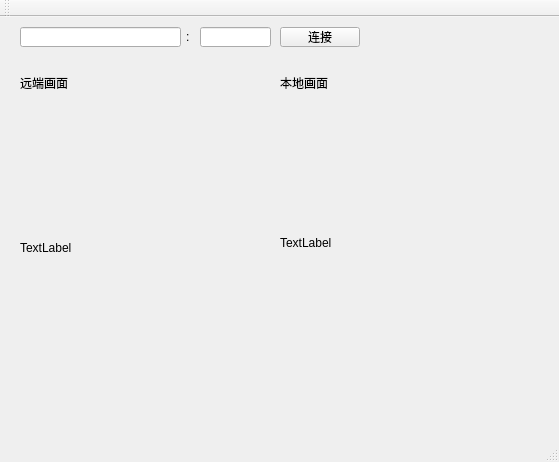
This is qt_test_driver/QtTestDriver/QtTestDriver.ui in HuntCode/webrtc as Qt 5 draws it before an edit. The edited form follows.
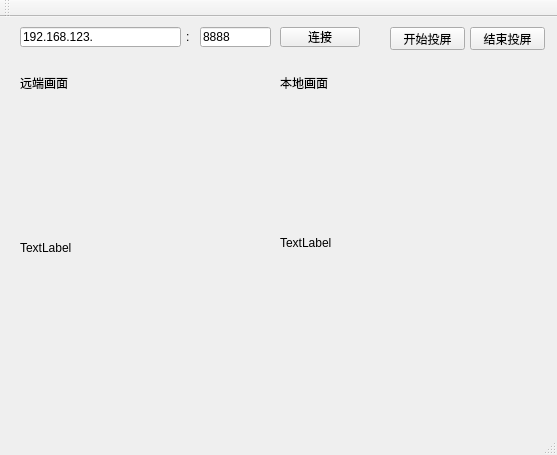
This is the edited form.

Commit message: [QtTestDriver] 1.添加信令处理

Patch:
```diff
--- a/qt_test_driver/QtTestDriver/QtTestDriver.ui
+++ b/qt_test_driver/QtTestDriver/QtTestDriver.ui
@@ -6,8 +6,8 @@
    <rect>
     <x>0</x>
     <y>0</y>
-    <width>559</width>
-    <height>462</height>
+    <width>557</width>
+    <height>455</height>
    </rect>
   </property>
   <property name="windowTitle">
@@ -23,6 +23,9 @@
       <height>20</height>
      </rect>
     </property>
+    <property name="text">
+     <string>192.168.123.</string>
+    </property>
    </widget>
    <widget class="QLineEdit" name="lineEdit_port">
     <property name="geometry">
@@ -33,6 +36,9 @@
       <height>20</height>
      </rect>
     </property>
+    <property name="text">
+     <string>8888</string>
+    </property>
    </widget>
    <widget class="QPushButton" name="pushButton_connect">
     <property name="geometry">
@@ -112,6 +118,32 @@
      <string>:</string>
     </property>
    </widget>
+   <widget class="QPushButton" name="pushButton_startPush">
+    <property name="geometry">
+     <rect>
+      <x>390</x>
+      <y>10</y>
+      <width>75</width>
+      <height>23</height>
+     </rect>
+    </property>
+    <property name="text">
+     <string>开始投屏</string>
+    </property>
+   </widget>
+   <widget class="QPushButton" name="pushButton_stopPush">
+    <property name="geometry">
+     <rect>
+      <x>470</x>
+      <y>10</y>
+      <width>75</width>
+      <height>23</height>
+     </rect>
+    </property>
+    <property name="text">
+     <string>结束投屏</string>
+    </property>
+   </widget>
   </widget>
   <widget class="QMenuBar" name="menuBar">
    <property name="geometry">
```
Left out of the diff: 4 changed lines with no effect on the pictures. The commit also changes 4 other files.
